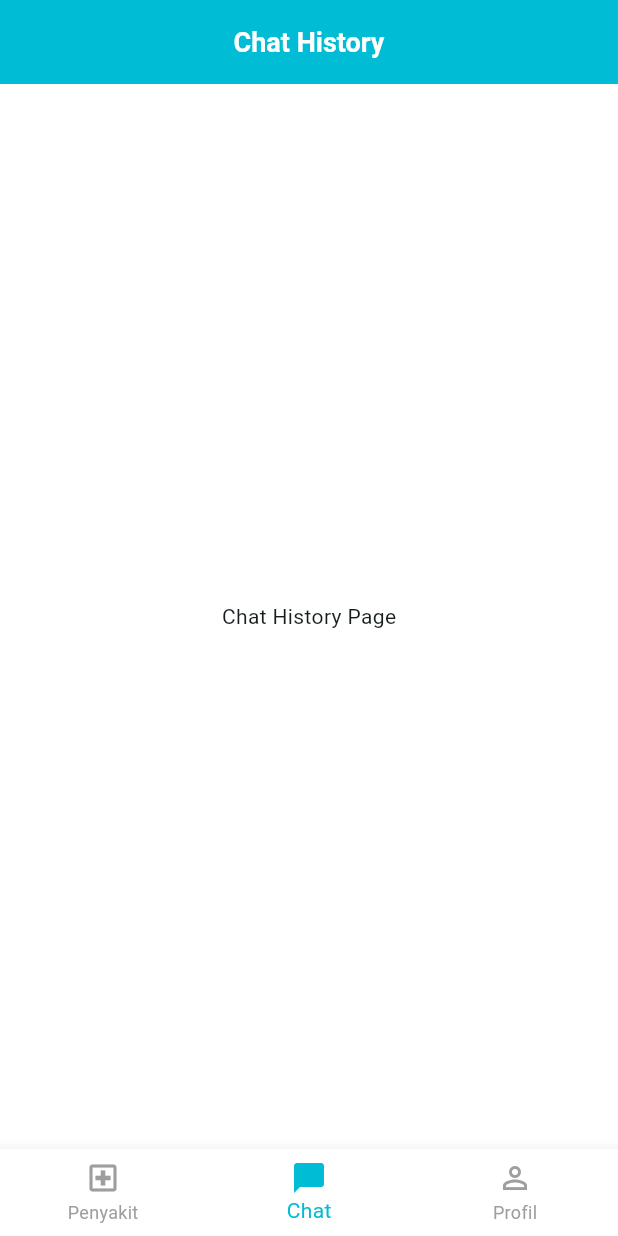
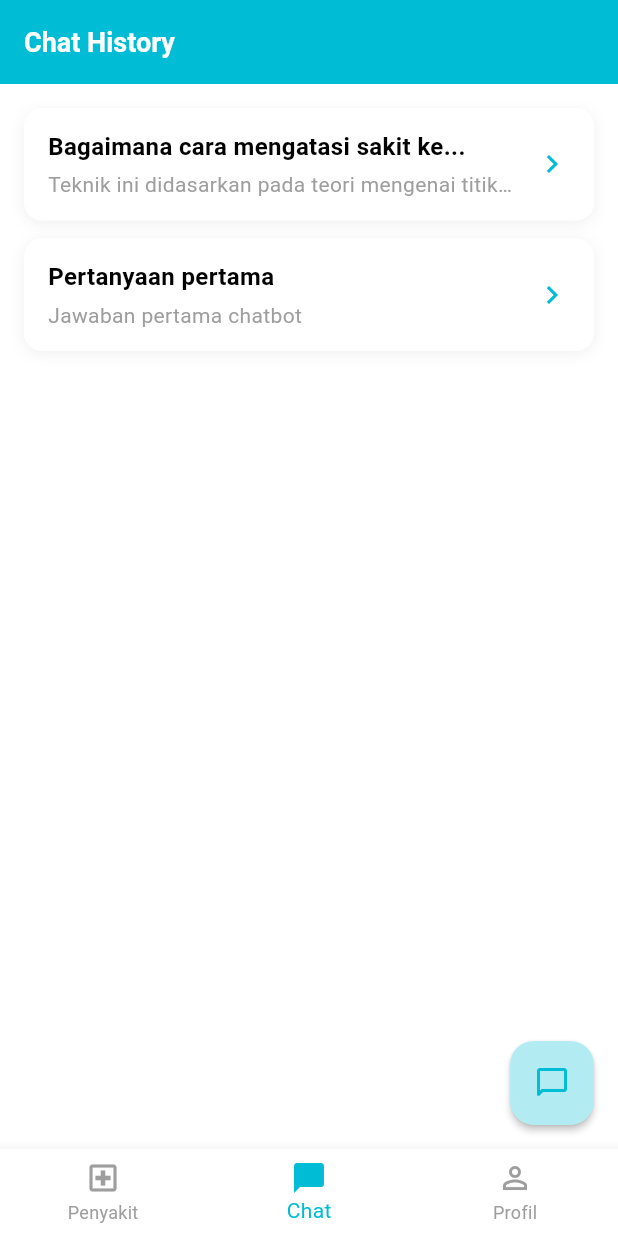
Before and after one commit to Fauzaaannn/topung_mobile, a Flutter app: the ChatHistoryPage screen opened by its route, on a phone screen of 412 x 824 dp. Run offline on Flutter 3.47's test engine with Material 3 defaults, Android fonts, the phone set to English and light mode, and no system bars; our stand-ins replace auto_route, youtube_player_flutter.

Commit message:
feat: implement chat history page with dynamic card display

```diff
--- a/lib/presentation/pages/chatbot_pages/chat_history_page.dart
+++ b/lib/presentation/pages/chatbot_pages/chat_history_page.dart
@@ -2,10 +2,21 @@ import 'package:auto_route/auto_route.dart';
 import 'package:flutter/material.dart';
 import 'package:topung_mobile/core/app_theme/color_constant.dart';
 import 'package:topung_mobile/core/app_theme/font_constant.dart';
+import 'package:topung_mobile/core/routing/app_route_service.gr.dart';
+import 'package:topung_mobile/presentation/widgets/cards/chat_history_card.dart';
 
 @RoutePage()
 class ChatHistoryPage extends StatelessWidget {
   const ChatHistoryPage({super.key});
+
+  // Nanti akan berasal dari BLoC/repository
+  static const _histories = [
+    {
+      'title': 'Bagaimana cara mengatasi sakit ke...',
+      'subtitle': 'Teknik ini didasarkan pada teori mengenai titik-tit...',
+    },
+    {'title': 'Pertanyaan pertama', 'subtitle': 'Jawaban pertama chatbot'},
+  ];
 
   @override
   Widget build(BuildContext context) {
@@ -24,9 +35,40 @@ class ChatHistoryPage extends StatelessWidget {
             fontFamily: FontConstant.robotoFontFamily,
           ),
         ),
-        centerTitle: true,
       ),
-      body: const Center(child: Text('Chat History Page')),
+      body: _histories.isEmpty
+          ? Center(
+              child: Text(
+                'Belum ada riwayat chat',
+                style: TextStyle(
+                  fontSize: FontConstant.fontSize14,
+                  color: ColorConstant.grey,
+                  fontFamily: FontConstant.robotoFontFamily,
+                ),
+              ),
+            )
+          : ListView.separated(
+              padding: const EdgeInsets.all(16),
+              itemCount: _histories.length,
+              separatorBuilder: (_, __) => const SizedBox(height: 12),
+              itemBuilder: (context, index) {
+                final history = _histories[index];
+                return ChatHistoryCard(
+                  title: history['title']!,
+                  subtitle: history['subtitle']!,
+                  onTap: () {},
+                );
+              },
+            ),
+      floatingActionButton: FloatingActionButton(
+        onPressed: () {},
+        backgroundColor: ColorConstant.primaryLight,
+        elevation: 2,
+        child: const Icon(
+          Icons.chat_bubble_outline_rounded,
+          color: ColorConstant.primary,
+        ),
+      ),
     );
   }
 }
--- /dev/null
+++ b/lib/presentation/widgets/cards/chat_history_card.dart
@@ -0,0 +1,77 @@
+import 'package:flutter/material.dart';
+import 'package:topung_mobile/core/app_theme/color_constant.dart';
+import 'package:topung_mobile/core/app_theme/font_constant.dart';
+
+class ChatHistoryCard extends StatelessWidget {
+  final String title;
+  final String subtitle;
+  final VoidCallback? onTap;
+
+  const ChatHistoryCard({
+    super.key,
+    required this.title,
+    required this.subtitle,
+    this.onTap,
+  });
+
+  @override
+  Widget build(BuildContext context) {
+    return GestureDetector(
+      onTap: onTap,
+      child: Container(
+        padding: const EdgeInsets.symmetric(horizontal: 16, vertical: 14),
+        decoration: BoxDecoration(
+          color: ColorConstant.white,
+          borderRadius: BorderRadius.circular(12),
+          boxShadow: [
+            BoxShadow(
+              color: Colors.black.withOpacity(0.06),
+              blurRadius: 8,
+              offset: const Offset(0, 2),
+            ),
+          ],
+        ),
+        child: Row(
+          children: [
+            Expanded(
+              child: Column(
+                crossAxisAlignment: CrossAxisAlignment.start,
+                children: [
+                  Text(
+                    title,
+                    maxLines: 1,
+                    overflow: TextOverflow.ellipsis,
+                    style: TextStyle(
+                      fontSize: FontConstant.fontSize16,
+                      fontWeight: FontConstant.bold,
+                      color: ColorConstant.black,
+                      fontFamily: FontConstant.robotoFontFamily,
+                    ),
+                  ),
+                  const SizedBox(height: 4),
+                  Text(
+                    subtitle,
+                    maxLines: 1,
+                    overflow: TextOverflow.ellipsis,
+                    style: TextStyle(
+                      fontSize: FontConstant.fontSize14,
+                      fontWeight: FontConstant.regular,
+                      color: ColorConstant.grey,
+                      fontFamily: FontConstant.robotoFontFamily,
+                    ),
+                  ),
+                ],
+              ),
+            ),
+            const SizedBox(width: 12),
+            const Icon(
+              Icons.chevron_right,
+              color: ColorConstant.primary,
+              size: 24,
+            ),
+          ],
+        ),
+      ),
+    );
+  }
+}
```
